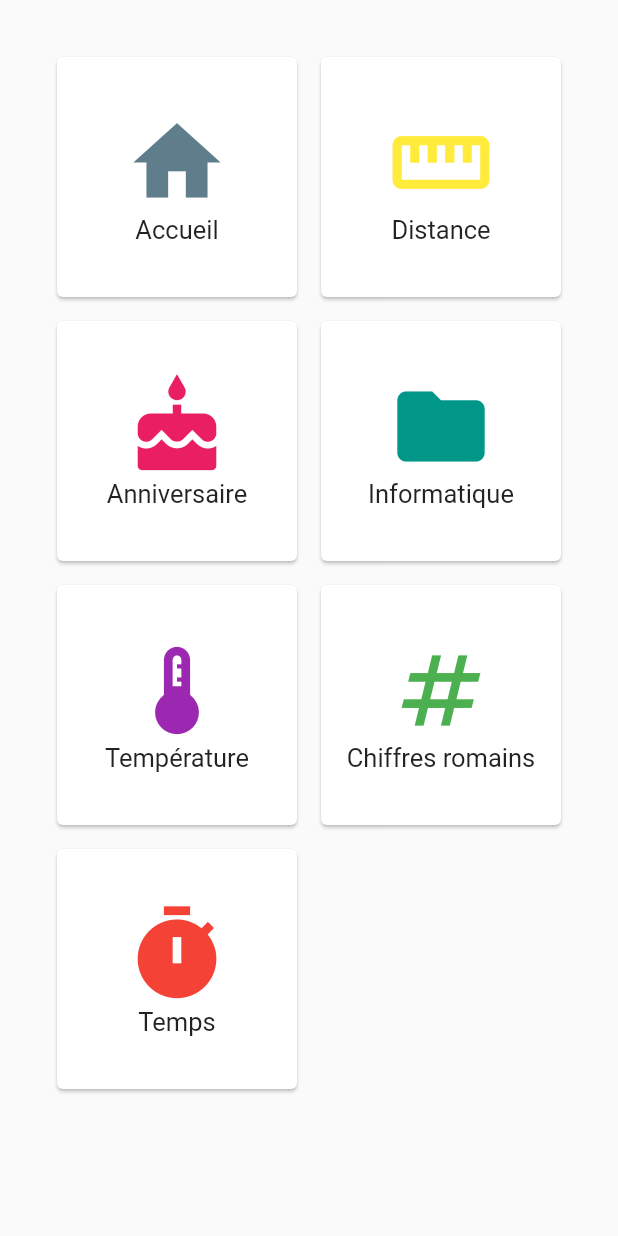
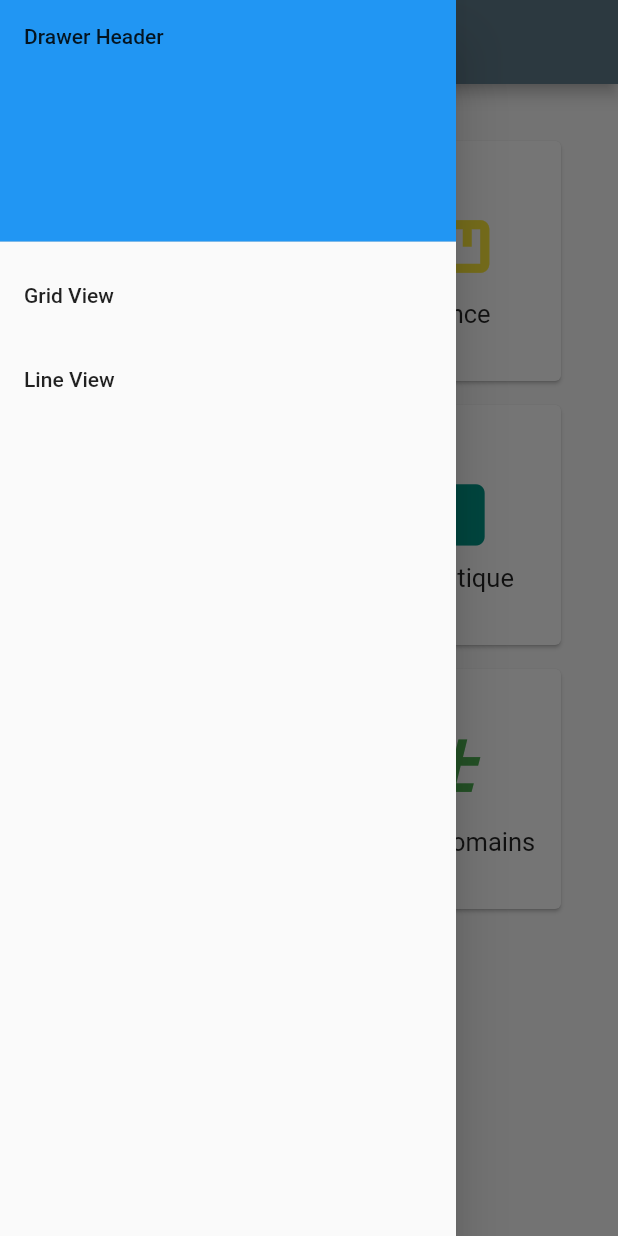
Before and after one commit to lucasdsm78/UtilitaireFlutter, a Flutter app: the screen it shows after launch, with the side drawer open (before the commit the screen has no drawer), on a phone screen of 412 x 824 dp. Run offline on Flutter 3.47's test engine with Material 2 defaults, Android fonts, the light colour scheme and no system bars.

Commit message:
layout card

```diff
--- a/lib/widgets/_HomePage.dart
+++ b/lib/widgets/_HomePage.dart
@@ -7,19 +7,33 @@ import 'package:utilitaire_flutter/widgets/userYears.dart';
 
 class HomePage extends StatefulWidget {
   static const tag = 'home_page';
-
   @override
   _HomePageState createState() => _HomePageState();
 }
 
 class _HomePageState extends State<HomePage> {
+  bool _changeLayout = true;
   @override
   Widget build(BuildContext context) {
     return Scaffold(
+      appBar: AppBar(title: Text("Une super application")),
       body: Container(
         padding: const EdgeInsets.all(30.0),
-        child: GridView.count(
+        child: _changeLayout ? GridView.count(
           crossAxisCount: 2,
+          children: [
+            // Affichage des différents utilitaires présent sur l'app
+            // TODO: Mettre à jour les routes
+            MenuItem('Accueil', Icons.home , Colors.blueGrey, HomePage.tag),
+            MenuItem('Distance', Icons.straighten , Colors.yellow, DistanceConverterPage.tag),
+            //MenuItem('Promotions', Icons.discount , Colors.orange, MyCustomForm.tag),
+            MenuItem('Anniversaire', Icons.cake , Colors.pink, UserYear.tag),
+            MenuItem('Informatique', Icons.folder , Colors.teal, FileSizePage.tag),
+            MenuItem('Température', Icons.thermostat , Colors.purple, HomePage.tag),
+            MenuItem('Chiffres romains', Icons.numbers , Colors.green, HomePage.tag),
+            MenuItem('Temps', Icons.timer , Colors.red, HomePage.tag),
+          ],
+        ) : ListView(
           children: [
             // Affichage des différents utilitaires présent sur l'app
             // TODO: Mettre à jour les routes
@@ -34,6 +48,46 @@ class _HomePageState extends State<HomePage> {
           ],
         ),
       ),
+      drawer: Drawer(
+        // Add a ListView to the drawer. This ensures the user can scroll
+        // through the options in the drawer if there isn't enough vertical
+        // space to fit everything.
+        child: ListView(
+          // Important: Remove any padding from the ListView.
+          padding: EdgeInsets.zero,
+          children: [
+            const DrawerHeader(
+              decoration: BoxDecoration(
+                color: Colors.blue,
+              ),
+              child: Text('Drawer Header'),
+            ),
+            ListTile(
+              title: const Text('Grid View'),
+              onTap: () {
+                // Update the state of the app
+                // ...
+                setState(() {
+                  _changeLayout = true;
+                });
+                Navigator.pop(context);
+              },
+            ),
+            ListTile(
+              title: const Text('Line View'),
+              onTap: () {
+                // Update the state of the app
+                // ...
+                // Then close the drawer
+                setState(() {
+                  _changeLayout = false;
+                });
+                Navigator.pop(context);
+              },
+            ),
+          ],
+        ),
+      ),
     );
   }
 }
```
